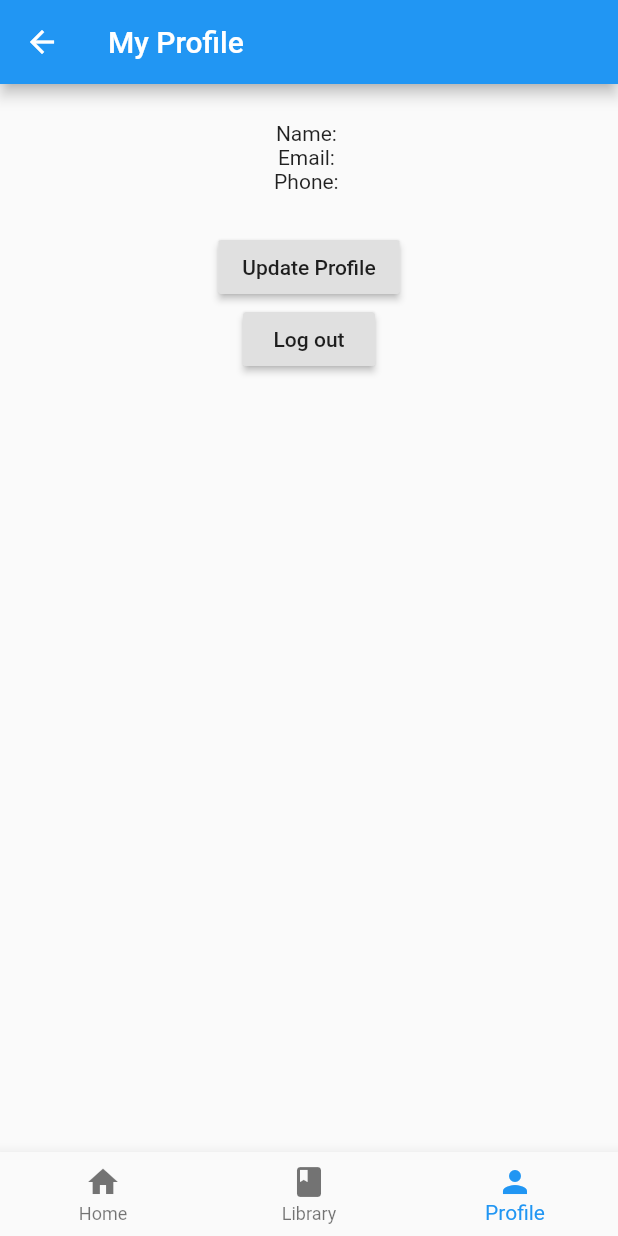
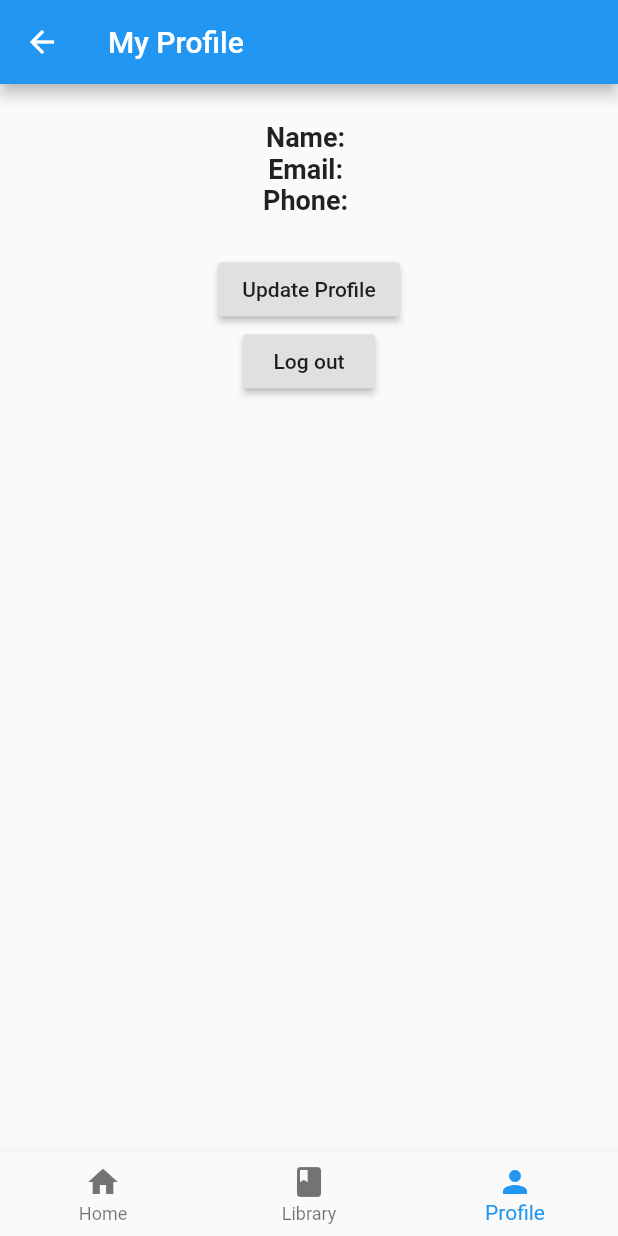
Before and after one commit to talhabayburtlu/Bookie, a Flutter app: the HomeView screen opened by its route, item 3 of the bottom bar chosen, on a phone screen of 412 x 824 dp. Run offline on Flutter 3.47's test engine with Material 2 defaults, Android fonts, the phone set to English and light mode, and no system bars; our stand-ins replace auto_route, flutter_speed_dial, font_awesome_flutter, get_it, injectable and 2 more; missing offline and left inert: dart:ffi, observable_ish; accounts and stored records are empty; network calls fail.

Commit message:
Updated profile page

```diff
--- a/bookie-app/lib/views/pages/profile_page.dart
+++ b/bookie-app/lib/views/pages/profile_page.dart
@@ -16,25 +16,41 @@ class ProfilePage extends StatelessWidget {
                   verticalSpaceMedium,
                   Container(
                     child: Column(
+                      crossAxisAlignment: CrossAxisAlignment.center,
                       children: [
                         Row(
                           mainAxisAlignment: MainAxisAlignment.center,
                           children: [
-                            Text("Name: "),
-                            Text("${model.user.name}"),
+                            Text(
+                              "Name: ",
+                              style: TextStyle(
+                                  fontSize: 18, fontWeight: FontWeight.bold),
+                            ),
+                            Text(
+                              "${model.user.name}",
+                              style: TextStyle(fontSize: 18),
+                            ),
                           ],
                         ),
                         Row(
                           mainAxisAlignment: MainAxisAlignment.center,
                           children: [
-                            Text("Email: "),
+                            Text(
+                              "Email: ",
+                              style: TextStyle(
+                                  fontSize: 18, fontWeight: FontWeight.bold),
+                            ),
                             Text("${model.user.email}"),
                           ],
                         ),
                         Row(
                           mainAxisAlignment: MainAxisAlignment.center,
                           children: [
-                            Text("Phone: "),
+                            Text(
+                              "Phone: ",
+                              style: TextStyle(
+                                  fontSize: 18, fontWeight: FontWeight.bold),
+                            ),
                             Text("${model.user.phone}"),
                           ],
                         )
```
